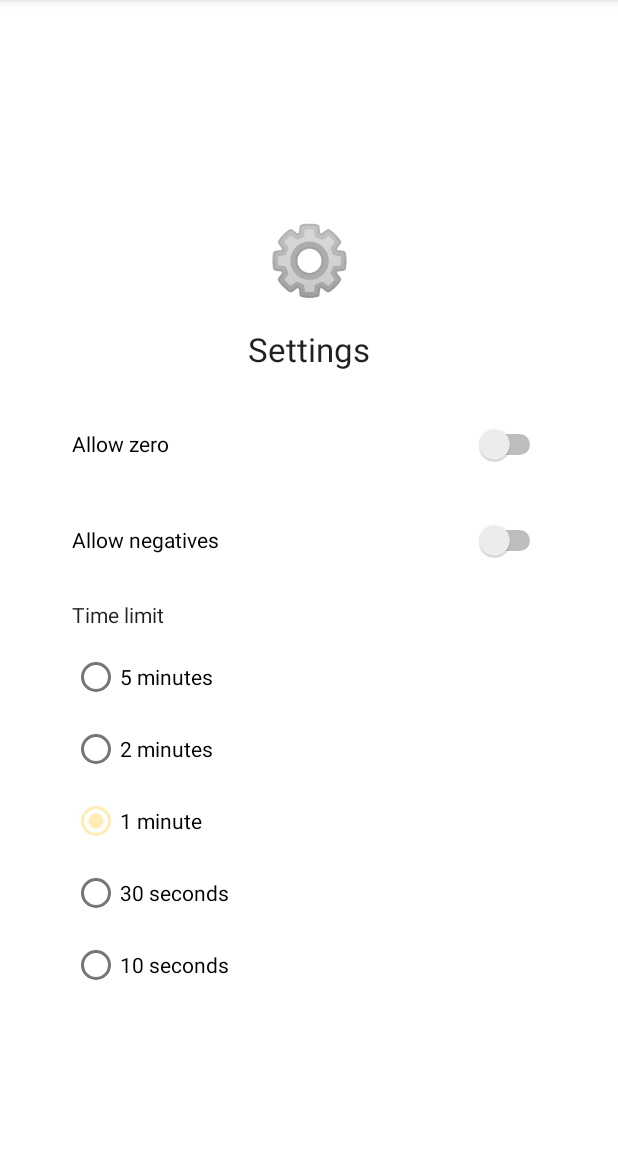
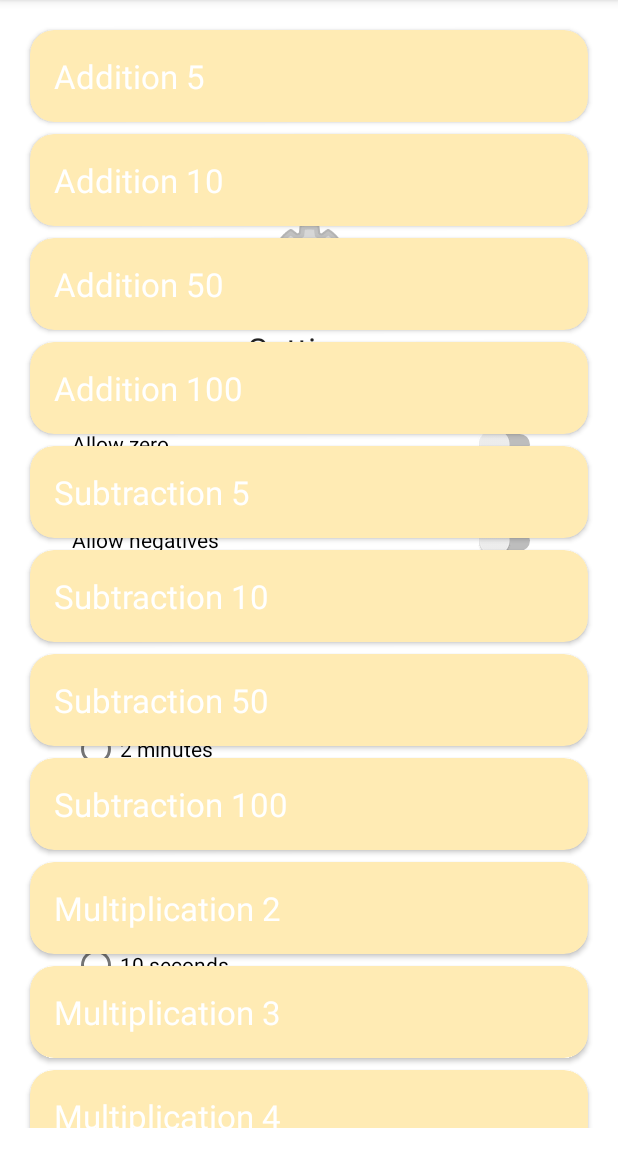
Before and after one commit to cszach/MathQuiz, an Android app: the screen it shows after launch (MainActivity), after a tap on "SETTINGS", on a phone screen of 412 x 824 dp, the part 84-1236 px from its top. Run offline under Robolectric (Android 15) with nearby library versions, the phone set to English and light mode, and no system bars; 1 other tap on this screen came first.

Commit message:
Fragment transition animations

```diff
--- a/app/src/main/java/com/dnguy38/mathquiz/ui/main/MainViewModel.kt
+++ b/app/src/main/java/com/dnguy38/mathquiz/ui/main/MainViewModel.kt
@@ -16,7 +16,6 @@ class MainViewModel : ViewModel() {
 
     init {
         _configurationList.value = Configuration.values()
-        println("Initialized")
     }
 
     fun generateProblemList(numberOfProblems: Int, operation: Operation, operandLimit: Int, allowZero: Boolean, allowNegatives: Boolean) {
--- a/app/src/main/res/navigation/nav_graph.xml
+++ b/app/src/main/res/navigation/nav_graph.xml
@@ -12,13 +12,19 @@
         tools:layout="@layout/fragment_welcome" >
         <action
             android:id="@+id/action_welcomeFragment_to_configurationFragment"
-            app:destination="@id/configurationFragment" />
+            app:destination="@id/configurationFragment"
+            app:enterAnim="@android:anim/fade_in"
+            app:popEnterAnim="@android:anim/slide_in_left" />
         <action
             android:id="@+id/action_welcomeFragment_to_statisticsFragment"
-            app:destination="@id/statisticsFragment" />
+            app:destination="@id/statisticsFragment"
+            app:enterAnim="@android:anim/slide_in_left"
+            app:popEnterAnim="@android:anim/slide_in_left" />
         <action
             android:id="@+id/action_welcomeFragment_to_settingsFragment"
-            app:destination="@id/settingsFragment" />
+            app:destination="@id/settingsFragment"
+            app:enterAnim="@android:anim/slide_in_left"
+            app:popEnterAnim="@android:anim/slide_in_left" />
     </fragment>
     <fragment
         android:id="@+id/configurationFragment"
@@ -27,7 +33,9 @@
         tools:layout="@layout/fragment_configuration" >
         <action
             android:id="@+id/action_configurationFragment_to_gameFragment"
-            app:destination="@id/gameFragment" />
+            app:destination="@id/gameFragment"
+            app:enterAnim="@android:anim/fade_in"
+            app:popEnterAnim="@android:anim/slide_in_left" />
     </fragment>
     <fragment
         android:id="@+id/gameFragment"
@@ -36,7 +44,9 @@
         tools:layout="@layout/fragment_game" >
         <action
             android:id="@+id/action_gameFragment_to_welcomeFragment"
-            app:destination="@id/welcomeFragment" />
+            app:destination="@id/welcomeFragment"
+            app:enterAnim="@android:anim/fade_in"
+            app:popUpTo="@id/welcomeFragment" />
         <argument
             android:name="configuration"
             app:argType="com.dnguy38.mathquiz.models.Configuration" />
@@ -48,7 +58,9 @@
         tools:layout="@layout/fragment_statistics" >
         <action
             android:id="@+id/action_statisticsFragment_to_welcomeFragment"
-            app:destination="@id/welcomeFragment" />
+            app:destination="@id/welcomeFragment"
+            app:enterAnim="@android:anim/slide_in_left"
+            app:popEnterAnim="@android:anim/slide_in_left" />
     </fragment>
     <fragment
         android:id="@+id/settingsFragment"
@@ -57,6 +69,8 @@
         tools:layout="@layout/fragment_settings" >
         <action
             android:id="@+id/action_settingsFragment_to_welcomeFragment"
-            app:destination="@id/welcomeFragment" />
+            app:destination="@id/welcomeFragment"
+            app:enterAnim="@android:anim/slide_in_left"
+            app:popEnterAnim="@android:anim/slide_in_left" />
     </fragment>
 </navigation>
```
